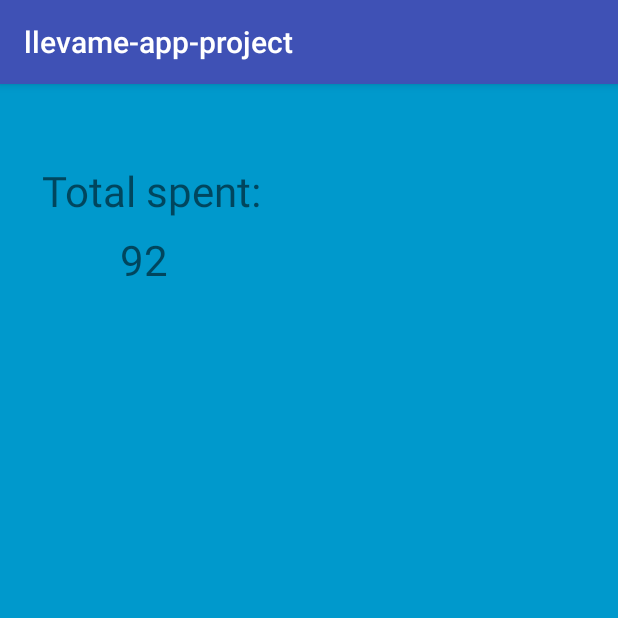
After one commit to llevame/llevame-app, an Android app: the BalanceActivity screen opened directly, with no data from a screen before it, on a phone screen of 412 x 824 dp, the top half of it. The commit adds this screen. Run offline under Robolectric (Android 15) with nearby library versions, the phone set to English and light mode, and no system bars; 3 statements that could not run were skipped.

Commit message:
Made an activity to show financial status after a trip, with the last trip data, and the global balance data. Working for the passenger

```diff
--- a/app/build.gradle
+++ b/app/build.gradle
@@ -53,4 +53,5 @@ dependencies {
     testCompile 'junit:junit:4.12'
 }
 
+
 apply plugin: 'com.google.gms.google-services'
--- a/app/src/main/AndroidManifest.xml
+++ b/app/src/main/AndroidManifest.xml
@@ -30,7 +30,6 @@
                 <category android:name="android.intent.category.LAUNCHER" />
             </intent-filter>
         </activity>
-
         <activity
             android:name=".Activities.PassengerActivity"
             android:label="@string/title_activity_passenger"
@@ -69,11 +68,12 @@
             android:name="com.google.firebase.messaging.default_notification_color"
             android:resource="@color/colorAccent" />
 
-        <activity android:name=".Activities.ChatActivity"></activity>
+        <activity android:name=".Activities.ChatActivity" />
         <activity
             android:name="com.facebook.FacebookActivity"
             android:configChanges="keyboard|keyboardHidden|screenLayout|screenSize|orientation"
             android:label="@string/app_name" />
+        <activity android:name=".Activities.BalanceActivity"></activity>
     </application>
 
 </manifest>
--- /dev/null
+++ b/app/src/main/java/com/llevame_app_project/Activities/BalanceActivity.java
@@ -0,0 +1,104 @@
+package com.llevame_app_project.Activities;
+
+import android.animation.Animator;
+import android.animation.AnimatorListenerAdapter;
+import android.annotation.TargetApi;
+import android.os.Build;
+import android.support.v7.app.AppCompatActivity;
+import android.os.Bundle;
+import android.view.View;
+import android.widget.TextView;
+
+import com.llevame_app_project.Data.Remote.ApiUtils;
+import com.llevame_app_project.Data.Remote.DriverServices;
+import com.llevame_app_project.Data.Remote.PassengerServices;
+import com.llevame_app_project.Data.UserData.BalanceData;
+import com.llevame_app_project.Data.UserData.PassengerData.PassengerResponseData;
+import com.llevame_app_project.R;
+import com.llevame_app_project.UserManagement.LoggedUser.AppServerSession;
+
+import retrofit2.Call;
+import retrofit2.Callback;
+import retrofit2.Response;
+
+public class BalanceActivity extends AppCompatActivity {
+
+    @Override
+    protected void onCreate(Bundle savedInstanceState) {
+        super.onCreate(savedInstanceState);
+        setContentView(R.layout.activity_balance);
+        Bundle bundle = getIntent().getExtras();
+
+        if(AppServerSession.getCurrentSession().isDriver()){
+            setDriverScreen();
+            //asyncSetDriverBalance();
+        }else{
+            setPassengerScreen();
+            asyncSetPassengerBalance();
+        }
+
+        if(bundle.containsKey("tripCost")){
+            setLastTripStatus(bundle.getFloat("tripCost"));
+        }else{
+            hideLastTripStatus();
+        }
+    }
+
+    private void hideLastTripStatus(){
+        TextView lastTripTag = findViewById(R.id.lastTripTagText);
+        TextView lastTripCost = findViewById(R.id.lastTripCostText);
+        lastTripCost.setVisibility(View.GONE);
+        lastTripTag.setVisibility(View.GONE);
+    }
+
+    private void setDriverScreen(){
+        TextView balanceTagText = findViewById(R.id.balanceTagText);
+        balanceTagText.setText("Total revenue:");
+
+        TextView lastTripTag = findViewById(R.id.lastTripTagText);
+        lastTripTag.setText("Revenue of last trip:");
+    }
+
+    private void setPassengerScreen(){
+        TextView balanceTagText = findViewById(R.id.balanceTagText);
+        balanceTagText.setText("Total spent:");
+
+        TextView lastTripTag = findViewById(R.id.lastTripTagText);
+        lastTripTag.setText("Cost of the last trip:");
+    }
+
+    private void setLastTripStatus(float cost){
+        TextView lastTripCost = findViewById(R.id.lastTripCostText);
+        lastTripCost.setText(String.valueOf(cost));
+    }
+
+
+    private class PassengerBalanceCallback implements Callback<PassengerResponseData> {
+
+
+        @Override
+        public void onResponse(Call<PassengerResponseData> call, Response<PassengerResponseData> response) {
+            setPassengerBalance(response.body().getPassengerData().getBalance());
+        }
+
+
+        @Override
+        public void onFailure(Call<PassengerResponseData> call, Throwable t) {
+
+        }
+    }
+
+    private void asyncSetPassengerBalance(){
+        PassengerServices service = ApiUtils.getPassengerServices();
+        String bearerToken = AppServerSession.getCurrentSession().getBearerToken();
+        service.getMyUser(bearerToken).enqueue(new PassengerBalanceCallback());
+    }
+
+    private void setPassengerBalance(BalanceData balanceData) {
+        TextView balanceView = findViewById(R.id.balanceText);
+        float balance = balanceData.getBalance();
+        String currency = balanceData.getCurrency();
+        String textToShow = String.valueOf(balance) + " " + currency;
+        balanceView.setText(textToShow);
+    }
+}
--- a/app/src/main/java/com/llevame_app_project/Data/Remote/PassengerServices.java
+++ b/app/src/main/java/com/llevame_app_project/Data/Remote/PassengerServices.java
@@ -19,7 +19,7 @@ public interface PassengerServices {
     Call<PassengerResponseData> getUser(@Path("id") String user,
                                         @Header("Authorization") String BearerPlusToken);
 
-    @GET("api/v1/users/account/me")
+    @GET("api/v1/account/me")
     Call<PassengerResponseData> getMyUser(@Header("Authorization") String BearerPlusToken);
 
     @GET("api/v1/drivers")
--- /dev/null
+++ b/app/src/main/res/layout/activity_balance.xml
@@ -0,0 +1,57 @@
+<?xml version="1.0" encoding="utf-8"?>
+<android.support.constraint.ConstraintLayout xmlns:android="http://schemas.android.com/apk/res/android"
+    xmlns:app="http://schemas.android.com/apk/res-auto"
+    xmlns:tools="http://schemas.android.com/tools"
+    android:layout_width="match_parent"
+    android:layout_height="match_parent"
+    android:background="@android:color/holo_blue_dark"
+    tools:context="com.llevame_app_project.Activities.BalanceActivity"
+    >
+
+    <TextView
+        android:id="@+id/balanceTagText"
+        android:layout_width="wrap_content"
+        android:layout_height="wrap_content"
+        android:layout_marginStart="28dp"
+        android:layout_marginTop="52dp"
+        android:ems="10"
+        android:text="Balance"
+        android:textSize="28dp"
+        app:layout_constraintStart_toStartOf="parent"
+        app:layout_constraintTop_toTopOf="parent" />
+
+    <TextView
+        android:id="@+id/balanceText"
+        android:layout_width="161dp"
+        android:layout_height="46dp"
+        android:layout_marginStart="52dp"
+        android:layout_marginTop="8dp"
+        android:ems="10"
+        android:text="92"
+        android:textSize="28dp"
+        app:layout_constraintStart_toStartOf="@+id/balanceTagText"
+        app:layout_constraintTop_toBottomOf="@+id/balanceTagText" />
+
+    <TextView
+        android:id="@+id/lastTripTagText"
+        android:layout_width="wrap_content"
+        android:layout_height="wrap_content"
+        android:layout_marginTop="24dp"
+        android:ems="10"
+        android:text="Last trip balance"
+        android:textSize="28dp"
+        app:layout_constraintStart_toStartOf="@+id/balanceTagText"
+        app:layout_constraintTop_toBottomOf="@+id/balanceText" />
+
+    <TextView
+        android:id="@+id/lastTripCostText"
+        android:layout_width="156dp"
+        android:layout_height="46dp"
+        android:layout_marginStart="56dp"
+        android:layout_marginTop="12dp"
+        android:ems="10"
+        android:text="32"
+        android:textSize="28dp"
+        app:layout_constraintStart_toStartOf="@+id/lastTripTagText"
+        app:layout_constraintTop_toBottomOf="@+id/lastTripTagText" />
+</android.support.constraint.ConstraintLayout>
```
Also changed, not shown: app/src/main/java/com/llevame_app_project/Activities/PassengerActivity.java (+10 -3 lines), app/src/main/java/com/llevame_app_project/Data/UserData/BalanceData.java (+19 -3 lines).
